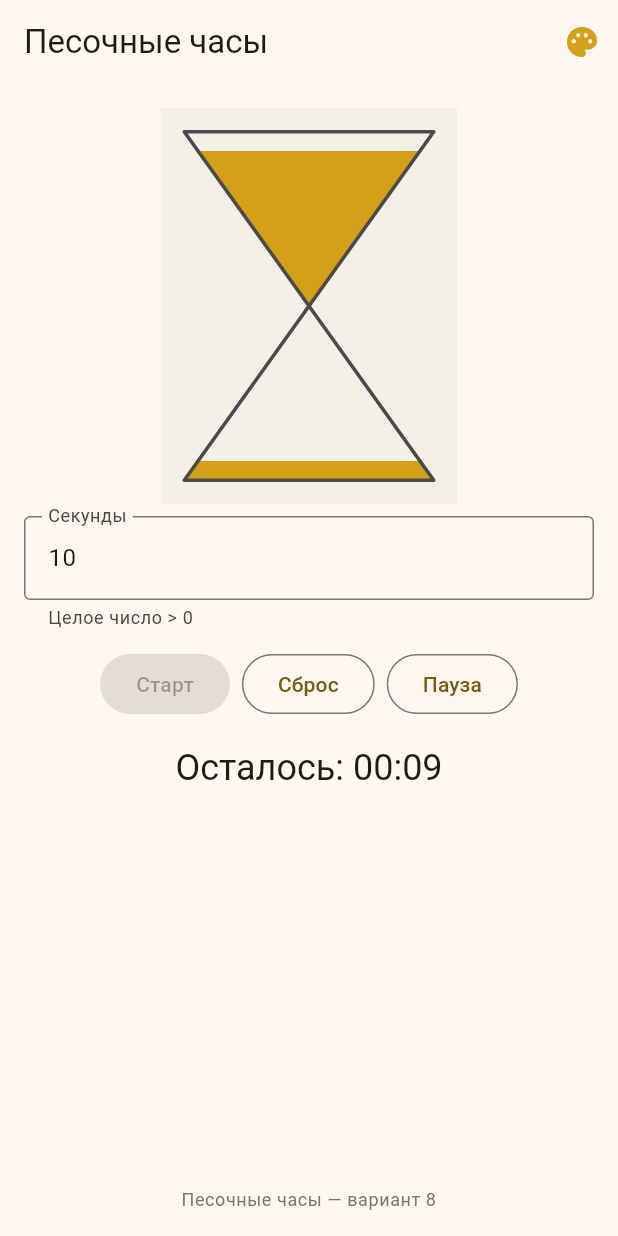
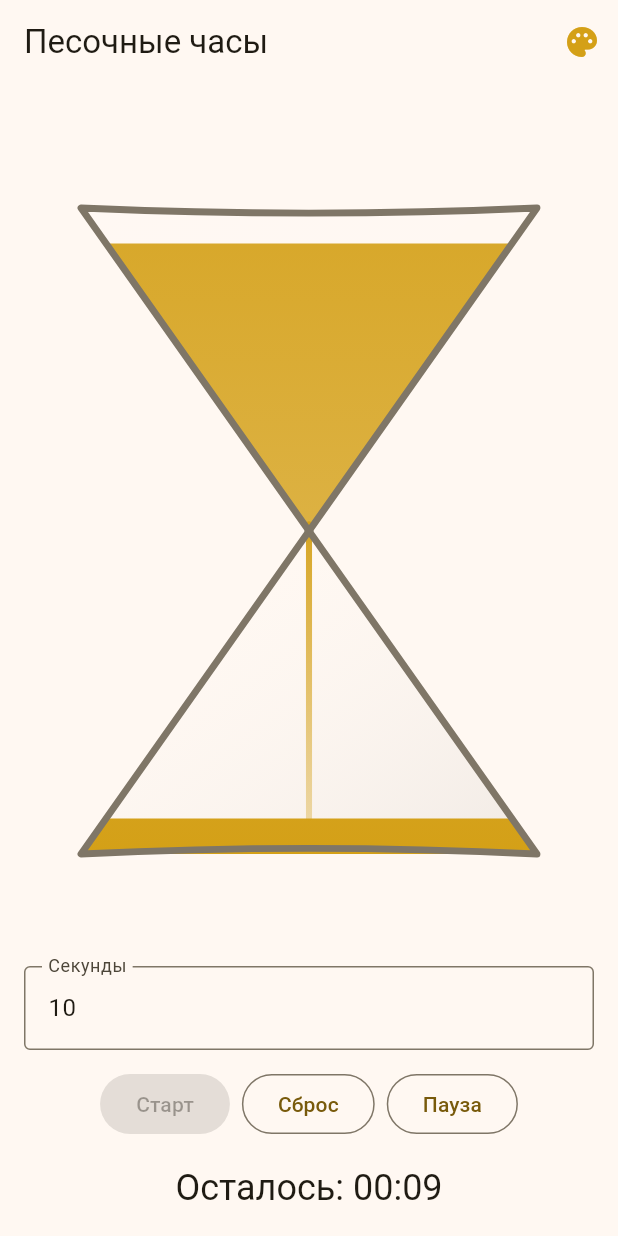
Before and after one commit to nnnLik/SandClock, a Flutter app: the screen it shows after launch, after a tap on "Старт", on a phone screen of 412 x 824 dp. Run offline on Flutter 3.47's test engine with Material 3 defaults, Android fonts, the phone set to English and light mode, and no system bars.

Commit message:
feat: allowing dynamic color scheme updates

```diff
--- a/lib/app.dart
+++ b/lib/app.dart
@@ -1,11 +1,19 @@
 import 'package:flutter/material.dart';
 
+import 'core/constants/app_colors.dart';
 import 'core/constants/app_strings.dart';
 import 'core/theme/app_theme.dart';
 import 'features/sand_clock/presentation/screens/sand_clock_screen.dart';
 
-class SandClockApp extends StatelessWidget {
+class SandClockApp extends StatefulWidget {
   const SandClockApp({super.key});
+
+  @override
+  State<SandClockApp> createState() => _SandClockAppState();
+}
+
+class _SandClockAppState extends State<SandClockApp> {
+  Color _schemeColor = AppColors.seed;
 
   @override
   Widget build(BuildContext context) {
@@ -13,10 +21,15 @@ class SandClockApp extends StatelessWidget {
       title: AppStrings.appTitle,
       debugShowCheckedModeBanner: false,
       themeMode: ThemeMode.system,
-      theme: AppTheme.light(),
-      darkTheme: AppTheme.dark(),
+      theme: AppTheme.light(_schemeColor),
+      darkTheme: AppTheme.dark(_schemeColor),
       restorationScopeId: 'sand_clock_app',
-      home: const SandClockScreen(),
+      home: SandClockScreen(
+        schemeColor: _schemeColor,
+        onSchemeColorChanged: (color) {
+          setState(() => _schemeColor = color);
+        },
+      ),
     );
   }
 }
--- a/lib/core/constants/app_colors.dart
+++ b/lib/core/constants/app_colors.dart
@@ -9,11 +9,13 @@ abstract final class AppColors {
 
   static const List<Color> sandPresets = <Color>[
     Color(0xFFD4A017),
-    Color(0xFFC9A227),
-    Color(0xFFB8860B),
-    Color(0xFFE6C35C),
-    Color(0xFF8B7355),
-    Color(0xFF6B8E23),
+    Color(0xFF1565C0),
+    Color(0xFF2E7D32),
+    Color(0xFF6A1B9A),
+    Color(0xFFC62828),
+    Color(0xFF00897B),
+    Color(0xFFEF6C00),
+    Color(0xFF37474F),
   ];
 
   static const Color hourglassFrame = Color(0xFF4A4A4A);
--- a/lib/core/constants/app_strings.dart
+++ b/lib/core/constants/app_strings.dart
@@ -2,7 +2,6 @@ abstract final class AppStrings {
   AppStrings._();
 
   static const String appTitle = 'Песочные часы';
-  static const String variantFooter = 'Песочные часы — вариант 8';
 
   static const String dialogTimeUpTitle = 'Время вышло';
   static const String dialogTimeUpBody = 'Время истекло.';
@@ -13,7 +12,6 @@ abstract final class AppStrings {
   static const String tooltipSandColor = 'Цвет песка';
 
   static const String fieldSecondsLabel = 'Секунды';
-  static const String fieldSecondsHelper = 'Целое число > 0';
 
   static const String start = 'Старт';
   static const String reset = 'Сброс';
--- a/lib/core/theme/app_theme.dart
+++ b/lib/core/theme/app_theme.dart
@@ -1,14 +1,12 @@
 import 'package:flutter/material.dart';
-
-import '../constants/app_colors.dart';
 
 abstract final class AppTheme {
   AppTheme._();
 
-  static ThemeData light() {
+  static ThemeData light(Color seedColor) {
     return ThemeData(
       colorScheme: ColorScheme.fromSeed(
-        seedColor: AppColors.seed,
+        seedColor: seedColor,
         brightness: Brightness.light,
       ),
       visualDensity: VisualDensity.adaptivePlatformDensity,
@@ -16,10 +14,10 @@ abstract final class AppTheme {
     );
   }
 
-  static ThemeData dark() {
+  static ThemeData dark(Color seedColor) {
     return ThemeData(
       colorScheme: ColorScheme.fromSeed(
-        seedColor: AppColors.seed,
+        seedColor: seedColor,
         brightness: Brightness.dark,
       ),
       visualDensity: VisualDensity.adaptivePlatformDensity,
--- a/lib/features/sand_clock/presentation/screens/sand_clock_screen.dart
+++ b/lib/features/sand_clock/presentation/screens/sand_clock_screen.dart
@@ -3,7 +3,6 @@ import 'dart:math' as math;
 import 'package:flutter/material.dart';
 import 'package:flutter/services.dart';
 
-import '../../../../core/constants/app_colors.dart';
 import '../../../../core/constants/app_constants.dart';
 import '../../../../core/constants/app_strings.dart';
 import '../../../../core/utils/time_format.dart';
@@ -11,7 +10,14 @@ import '../widgets/hourglass_painter.dart';
 import '../widgets/sand_color_picker_dialog.dart';
 
 class SandClockScreen extends StatefulWidget {
-  const SandClockScreen({super.key});
+  const SandClockScreen({
+    super.key,
+    required this.schemeColor,
+    required this.onSchemeColorChanged,
+  });
+
+  final Color schemeColor;
+  final ValueChanged<Color> onSchemeColorChanged;
 
   @override
   State<SandClockScreen> createState() => _SandClockScreenState();
@@ -29,17 +35,26 @@ class _SandClockScreenState extends State<SandClockScreen>
 
   int _lastValidSeconds = AppConstants.defaultSeconds;
 
-  Color _sandColor = AppColors.sandDefault;
+  late Color _sandColor;
 
   @override
   void initState() {
     super.initState();
+    _sandColor = widget.schemeColor;
     _controller = AnimationController(
       vsync: this,
       duration: Duration(seconds: AppConstants.animationControllerPlaceholderSeconds),
     )
       ..addListener(() => setState(() {}))
       ..addStatusListener(_onAnimationStatus);
+  }
+
+  @override
+  void didUpdateWidget(covariant SandClockScreen oldWidget) {
+    super.didUpdateWidget(oldWidget);
+    if (oldWidget.schemeColor != widget.schemeColor && !_inputLocked) {
+      _sandColor = widget.schemeColor;
+    }
   }
 
   void _onAnimationStatus(AnimationStatus status) {
@@ -133,6 +148,7 @@ class _SandClockScreenState extends State<SandClockScreen>
     );
     if (picked != null && mounted) {
       setState(() => _sandColor = picked);
+      widget.onSchemeColorChanged(picked);
     }
   }
 
@@ -182,6 +198,7 @@ class _SandClockScreenState extends State<SandClockScreen>
                               painter: HourglassPainter(
                                 progress: progress,
                                 sandColor: _sandColor,
+                                frameColor: Theme.of(context).colorScheme.outline,
                               ),
                             ),
                           );
@@ -206,7 +223,6 @@ class _SandClockScreenState extends State<SandClockScreen>
                       decoration: const InputDecoration(
                         labelText: AppStrings.fieldSecondsLabel,
                         border: OutlineInputBorder(),
-                        helperText: AppStrings.fieldSecondsHelper,
                       ),
                       onChanged: (_) => setState(() {}),
                     ),
@@ -242,14 +258,6 @@ class _SandClockScreenState extends State<SandClockScreen>
                 textAlign: TextAlign.center,
                 style: Theme.of(context).textTheme.headlineSmall,
               ),
-              const Spacer(),
-              Text(
-                AppStrings.variantFooter,
-                textAlign: TextAlign.center,
-                style: Theme.of(context).textTheme.bodySmall?.copyWith(
-                      color: Theme.of(context).colorScheme.outline,
-                    ),
-              ),
             ],
           ),
         ),
--- a/lib/features/sand_clock/presentation/widgets/hourglass_painter.dart
+++ b/lib/features/sand_clock/presentation/widgets/hourglass_painter.dart
@@ -9,40 +9,49 @@ class HourglassPainter extends CustomPainter {
     required this.progress,
     required this.sandColor,
     this.frameColor = AppColors.hourglassFrame,
-    this.backgroundColor = AppColors.hourglassCanvasBackground,
   });
 
   final double progress;
   final Color sandColor;
   final Color frameColor;
-  final Color backgroundColor;
 
   @override
   void paint(Canvas canvas, Size size) {
     final w = size.width;
     final h = size.height;
-    final p = w * 0.08;
+    final p = w * 0.1;
     final neckY = h / 2;
     final bottomY = h - p;
+    final cx = w / 2;
 
     final upperPath = Path()
       ..moveTo(p, p)
-      ..lineTo(w - p, p)
-      ..lineTo(w / 2, neckY)
+      ..quadraticBezierTo(cx, p + p * 0.18, w - p, p)
+      ..lineTo(cx, neckY)
       ..close();
 
     final lowerPath = Path()
-      ..moveTo(w / 2, neckY)
+      ..moveTo(cx, neckY)
       ..lineTo(p, bottomY)
-      ..lineTo(w - p, bottomY)
+      ..quadraticBezierTo(cx, bottomY - p * 0.2, w - p, bottomY)
       ..close();
-
-    final bgPaint = Paint()..color = backgroundColor;
-    canvas.drawRect(Offset.zero & size, bgPaint);
 
     final hUpper = neckY - p;
     final hLower = bottomY - neckY;
     final t = progress.clamp(0.0, 1.0);
+
+    final glassFill = Paint()
+      ..shader = LinearGradient(
+        begin: Alignment.topLeft,
+        end: Alignment.bottomRight,
+        colors: [
+          Colors.white.withValues(alpha: 0.08),
+          Colors.white.withValues(alpha: 0.02),
+          Colors.black.withValues(alpha: 0.08),
+        ],
+      ).createShader(Offset.zero & size);
+    canvas.drawPath(upperPath, glassFill);
+    canvas.drawPath(lowerPath, glassFill);
 
     final ySandTop = p + hUpper * t;
     final upperSandPath = _upperSandPath(w, p, neckY, ySandTop);
@@ -50,7 +59,14 @@ class HourglassPainter extends CustomPainter {
       canvas.drawPath(
         upperSandPath,
         Paint()
-          ..color = sandColor
+          ..shader = LinearGradient(
+            begin: Alignment.topCenter,
+            end: Alignment.bottomCenter,
+            colors: [
+              sandColor.withValues(alpha: 0.92),
+              sandColor.withValues(alpha: 0.8),
+            ],
+          ).createShader(upperPath.getBounds())
           ..style = PaintingStyle.fill,
       );
     }
@@ -61,8 +77,44 @@ class HourglassPainter extends CustomPainter {
       canvas.drawPath(
         lowerSandPath,
         Paint()
-          ..color = sandColor
+          ..shader = LinearGradient(
+            begin: Alignment.topCenter,
+            end: Alignment.bottomCenter,
+            colors: [
+              sandColor.withValues(alpha: 0.88),
+              sandColor,
+            ],
+          ).createShader(lowerPath.getBounds())
           ..style = PaintingStyle.fill,
+      );
+    }
+
+    if (t > 0.0 && t < 1.0) {
+      final streamTop = neckY - p * 0.12;
+      final streamBottom = yBoundary.clamp(neckY + p * 0.18, bottomY - p * 0.12);
+      final streamWidth = math.max(1.4, w * 0.011) * (1.0 - 0.3 * t);
+      final streamPaint = Paint()
+        ..shader = LinearGradient(
+          begin: Alignment.topCenter,
+          end: Alignment.bottomCenter,
+          colors: [
+            sandColor.withValues(alpha: 0.95),
+            sandColor.withValues(alpha: 0.35),
+          ],
+        ).createShader(
+          Rect.fromCenter(
+            center: Offset(cx, (streamTop + streamBottom) / 2),
+            width: streamWidth * 2,
+            height: streamBottom - streamTop,
+          ),
+        )
+        ..style = PaintingStyle.stroke
+        ..strokeCap = StrokeCap.round
+        ..strokeWidth = streamWidth;
+      canvas.drawLine(
+        Offset(cx, streamTop),
+        Offset(cx, streamBottom),
+        streamPaint,
       );
     }
 
@@ -74,6 +126,11 @@ class HourglassPainter extends CustomPainter {
 
     canvas.drawPath(upperPath, stroke);
     canvas.drawPath(lowerPath, stroke);
+    canvas.drawCircle(
+      Offset(cx, neckY),
+      math.max(1.8, w * 0.008),
+      Paint()..color = frameColor.withValues(alpha: 0.8),
+    );
   }
 
   static double _xLeftUpper(double w, double p, double neckY, double y) {
@@ -151,8 +208,7 @@ class HourglassPainter extends CustomPainter {
   bool shouldRepaint(covariant HourglassPainter oldDelegate) {
     return oldDelegate.progress != progress ||
         oldDelegate.sandColor != sandColor ||
-        oldDelegate.frameColor != frameColor ||
-        oldDelegate.backgroundColor != backgroundColor;
+        oldDelegate.frameColor != frameColor;
   }
 
   @override
```
Also changed, not shown: 2 other files.
